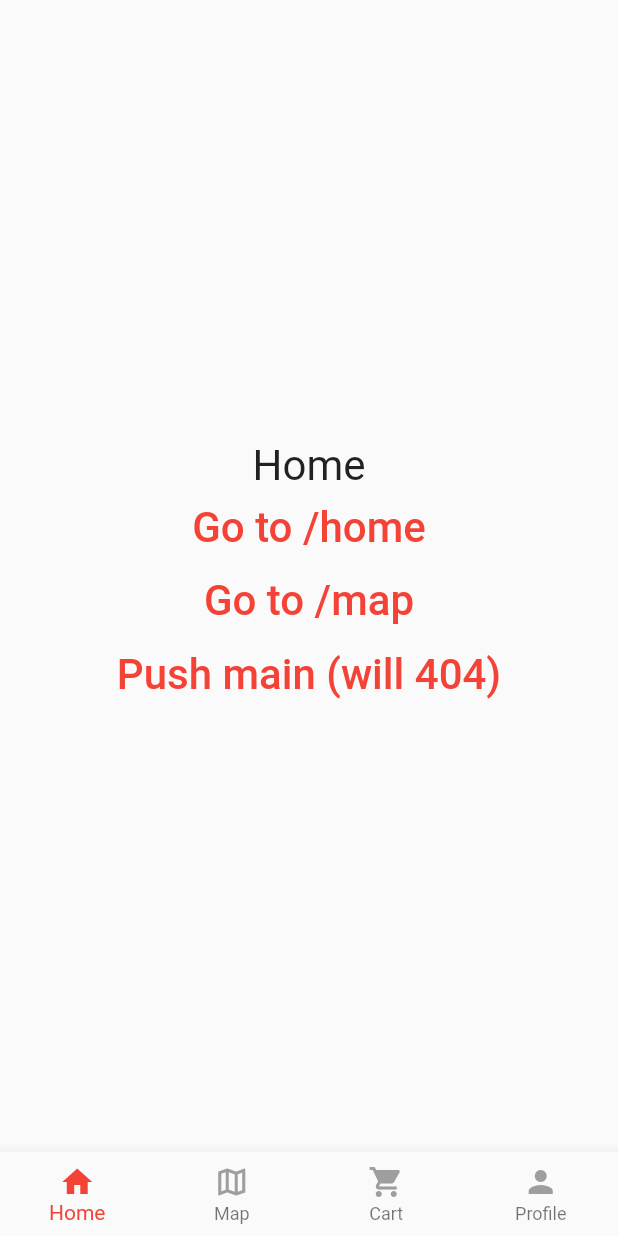
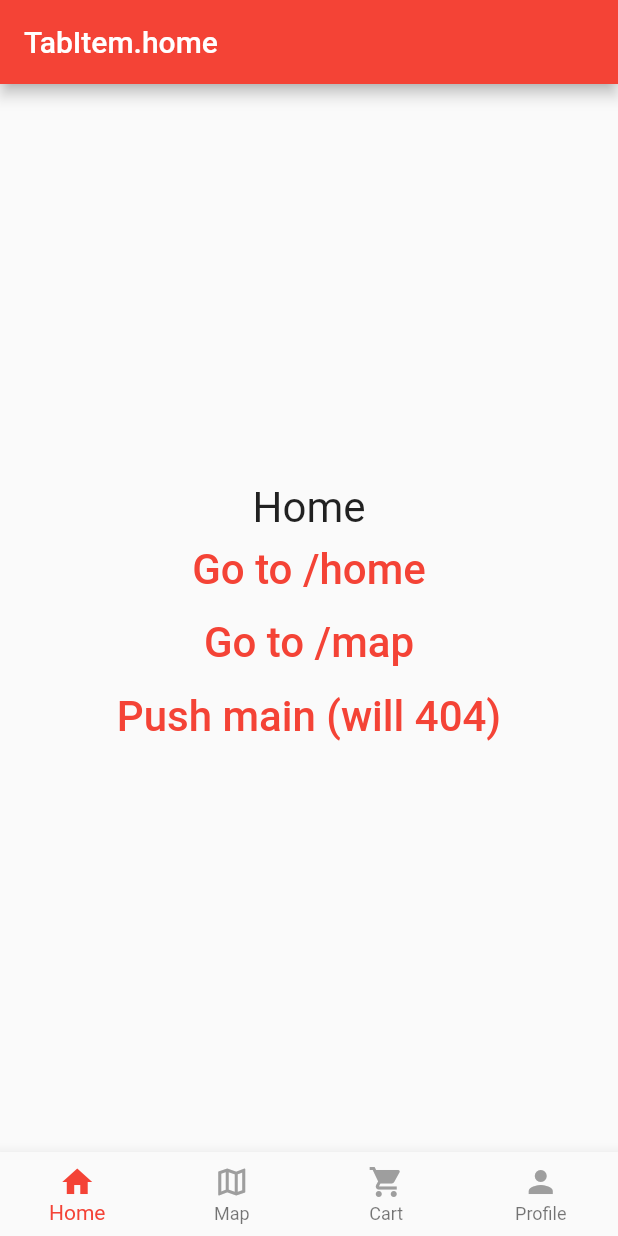
Before and after one commit to itsPeetah/flutter_multiple_navigation_stacks, a Flutter app: the screen it shows after launch, on a phone screen of 412 x 824 dp. Run offline on Flutter 3.47's test engine with Material 2 defaults, Android fonts, the phone set to English and light mode, and no system bars; missing offline and left inert: dart:js.

Commit message:
Update main_navigation.dart

```diff
--- a/lib/components/navigation/main_navigation.dart
+++ b/lib/components/navigation/main_navigation.dart
@@ -44,20 +44,28 @@ class MainNavigationState extends State<MainNavigation> {
     } else {
       setState(() {
         _pageController.jumpToPage(tabItem.index);
-        _currentTab = tabItem;
+        _setCurrentTab(tabItem);
       });
     }
+  }
+
+  void _setCurrentTab(TabItem tabItem) {
+    _currentTab = tabItem;
+  }
+
+  String _getAppBarTitle() {
+    return _currentTab.toString();
   }
 
   @override
   Widget build(BuildContext context) {
     return Scaffold(
-      /*appBar: AppBar(
-        title: const Text("my app"),
-      ),*/
+      appBar: AppBar(
+        title: Text(_getAppBarTitle()),
+      ),
       body: PageView(
         onPageChanged: (idx) => setState(() {
-          _currentTab = TabItem.values[idx];
+          _setCurrentTab(TabItem.values[idx]);
         }),
         controller: _pageController,
         children: [
```
